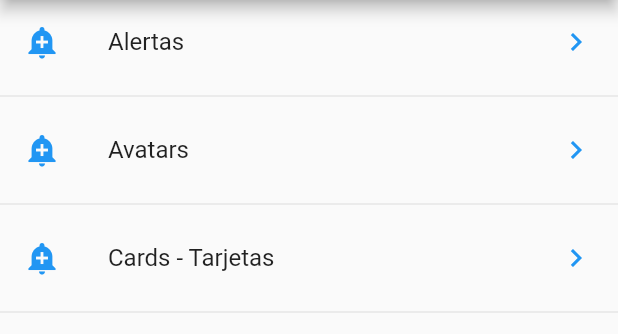
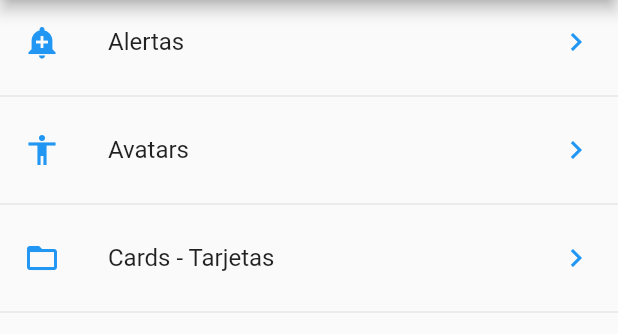
Before and after one commit to leopg17/componentes2, a Flutter app: the screen it shows after launch, on a phone screen of 412 x 824 dp, the part 84-418 px from its top. Run offline on Flutter 3.47's test engine with Material 2 defaults, Android fonts, the phone set to English and light mode, and no system bars.

Commit message:
utilidad Icon, obtiene iconos por strings

```diff
--- a/lib/src/pages/home_page.dart
+++ b/lib/src/pages/home_page.dart
@@ -1,4 +1,5 @@
 
+import 'package:componentes2/src/utils/icono_string_util.dart';
 import 'package:flutter/material.dart';
 
 import 'package:componentes2/src/providers/menu_provider.dart';
@@ -55,7 +56,7 @@ class HomePage extends StatelessWidget {
 
       final widgetTemp = ListTile(
         title: Text(opt['texto']),
-        leading: Icon(Icons.add_alert, color: Colors.blue,),
+        leading: getIcon(opt['icon']),
         trailing: Icon(Icons.keyboard_arrow_right, color: Colors.blue),
         onTap: (){
 
--- /dev/null
+++ b/lib/src/utils/icono_string_util.dart
@@ -0,0 +1,16 @@
+import 'package:flutter/material.dart';
+
+//Funcion que permite tomar los iconos de un json o un map
+
+final _icons = <String , IconData>{
+
+  'add_alert'     : Icons.add_alert,
+  'accessibility' : Icons.accessibility,
+  'folder_open'  : Icons.folder_open,
+
+};
+
+Icon getIcon(String nombreIcono){
+
+  return Icon( _icons[nombreIcono], color: Colors.blue);
+}
```
